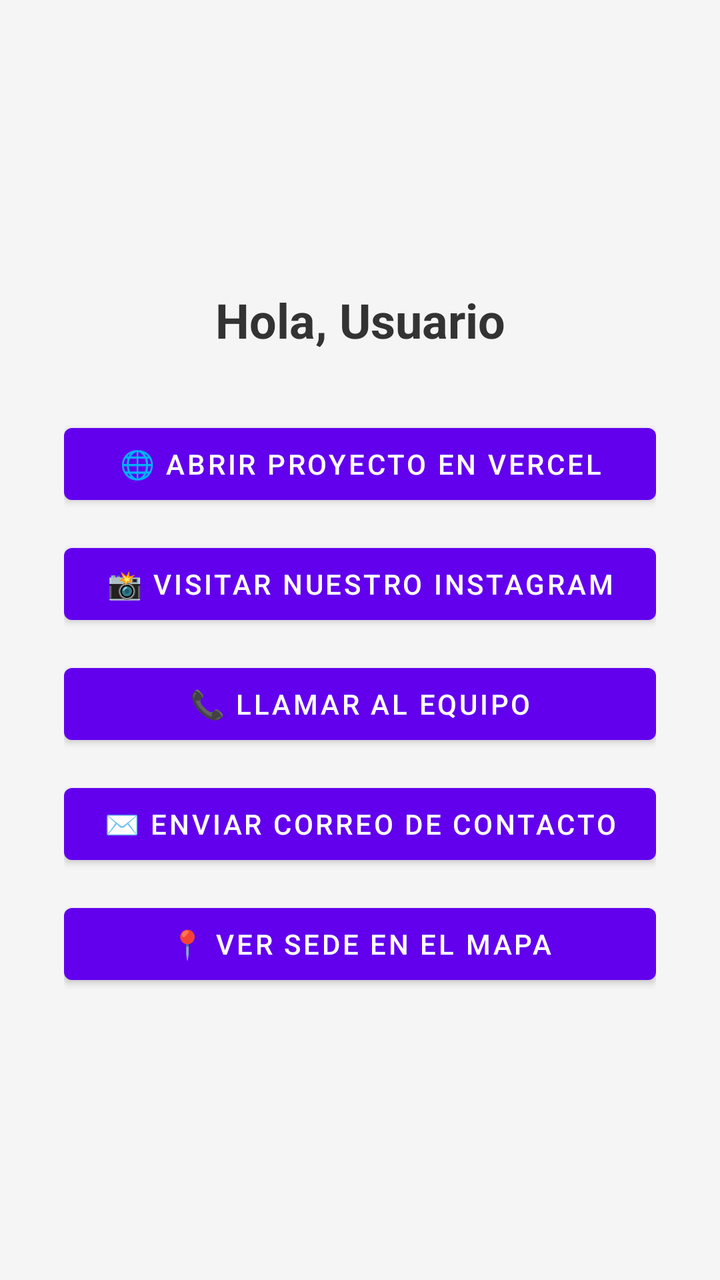
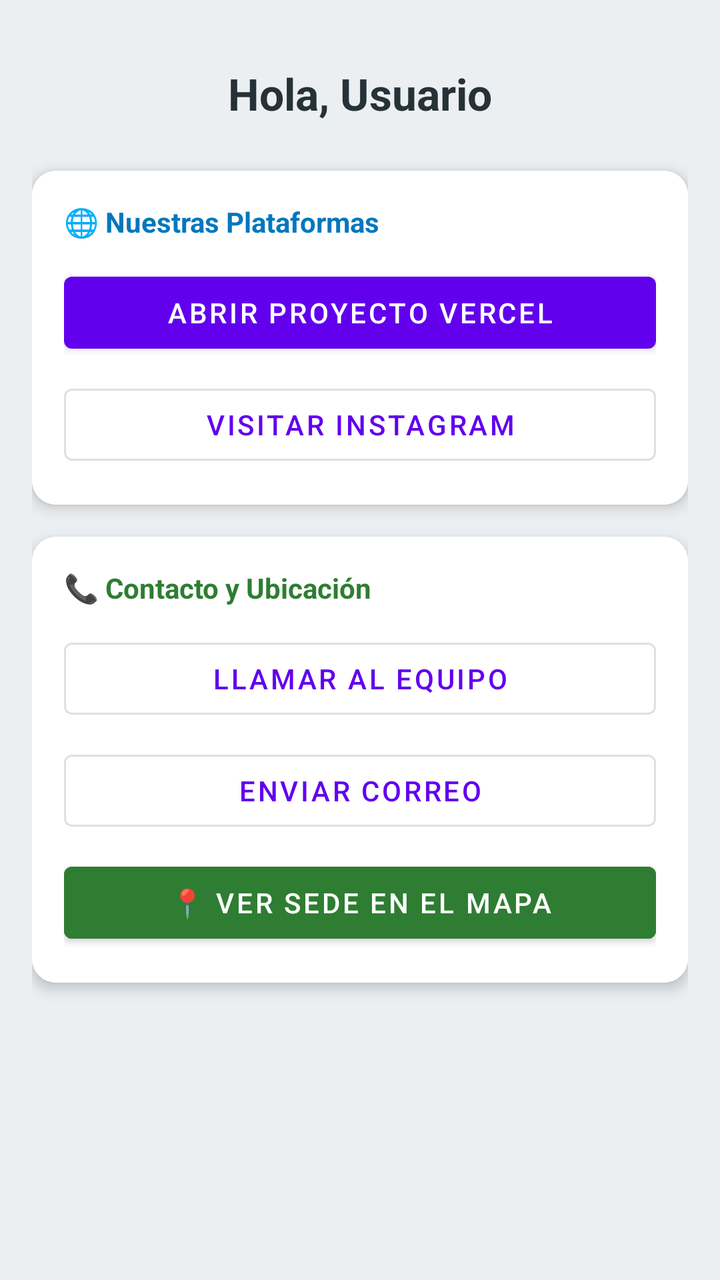

The first picture is an Android layout as it rendered before a commit; the second is the same layout after the commit. The layout source and the unified diff follow.
<!-- AndroidManifest.xml: application theme Theme.SBAO -->
<!-- res/layout/activity_detalle.xml -->
<?xml version="1.0" encoding="utf-8"?>
<LinearLayout xmlns:android="http://schemas.android.com/apk/res/android"
    android:layout_width="match_parent"
    android:layout_height="match_parent"
    android:orientation="vertical"
    android:padding="32dp"
    android:gravity="center"
    android:background="#F5F5F5">

    
    <TextView
        android:id="@+id/tvBienvenida"
        android:layout_width="match_parent"
        android:layout_height="wrap_content"
        android:text="Hola, Usuario"
        android:textSize="24sp"
        android:textStyle="bold"
        android:gravity="center"
        android:layout_marginBottom="32dp"
        android:textColor="#333333"/>

    <Button
        android:id="@+id/btnVercel"
        android:layout_width="match_parent"
        android:layout_height="wrap_content"
        android:text="🌐 Abrir Proyecto en Vercel"
        android:layout_marginBottom="12dp"/>

    <Button
        android:id="@+id/btnInstagram"
        android:layout_width="match_parent"
        android:layout_height="wrap_content"
        android:text="📸 Visitar nuestro Instagram"
        android:layout_marginBottom="12dp"/>

    <Button
        android:id="@+id/btnLlamar"
        android:layout_width="match_parent"
        android:layout_height="wrap_content"
        android:text="📞 Llamar al Equipo"
        android:layout_marginBottom="12dp"/>

    <Button
        android:id="@+id/btnCorreo"
        android:layout_width="match_parent"
        android:layout_height="wrap_content"
        android:text="✉️ Enviar Correo de Contacto"
        android:layout_marginBottom="12dp"/>

    <Button
        android:id="@+id/btnMapa"
        android:layout_width="match_parent"
        android:layout_height="wrap_content"
        android:text="📍 Ver Sede en el Mapa" />

</LinearLayout>
<!-- resources referenced by this layout -->
<resources>
  <style name="Theme.SBAO" parent="Theme.MaterialComponents.DayNight.DarkActionBar">
          
          <item name="colorPrimary">@color/purple_500</item>
          <item name="colorPrimaryVariant">@color/purple_700</item>
          <item name="colorOnPrimary">@color/white</item>
          
          <item name="colorSecondary">@color/teal_200</item>
          <item name="colorSecondaryVariant">@color/teal_700</item>
          <item name="colorOnSecondary">@color/black</item>
          
          <item name="android:statusBarColor">?attr/colorPrimaryVariant</item>
          
      </style>
  <color name="purple_500">#FF6200EE</color>
  <color name="purple_700">#FF3700B3</color>
  <color name="white">#FFFFFFFF</color>
  <color name="teal_200">#FF03DAC5</color>
  <color name="teal_700">#FF018786</color>
  <color name="black">#FF000000</color>
</resources>

<!-- the commit's change to res/layout/activity_detalle.xml (unified diff, before → after) -->
@@ -1,56 +1,116 @@
 <?xml version="1.0" encoding="utf-8"?>
-<LinearLayout xmlns:android="http://schemas.android.com/apk/res/android"
+<ScrollView xmlns:android="http://schemas.android.com/apk/res/android"
+    xmlns:app="http://schemas.android.com/apk/res-auto"
     android:layout_width="match_parent"
     android:layout_height="match_parent"
-    android:orientation="vertical"
-    android:padding="32dp"
-    android:gravity="center"
-    android:background="#F5F5F5">
+    android:background="#ECEFF1">
 
-    
-    <TextView
-        android:id="@+id/tvBienvenida"
+    <LinearLayout
         android:layout_width="match_parent"
         android:layout_height="wrap_content"
-        android:text="Hola, Usuario"
-        android:textSize="24sp"
-        android:textStyle="bold"
-        android:gravity="center"
-        android:layout_marginBottom="32dp"
-        android:textColor="#333333"/>
+        android:orientation="vertical"
+        android:padding="16dp">
 
-    <Button
-        android:id="@+id/btnVercel"
-        android:layout_width="match_parent"
-        android:layout_height="wrap_content"
-        android:text="🌐 Abrir Proyecto en Vercel"
-        android:layout_marginBottom="12dp"/>
+        
+        <TextView
+            android:id="@+id/tvBienvenida"
+            android:layout_width="match_parent"
+            android:layout_height="wrap_content"
+            android:text="Hola, Usuario"
+            android:textSize="22sp"
+            android:textStyle="bold"
+            android:textColor="#263238"
+            android:layout_marginTop="16dp"
+            android:layout_marginBottom="24dp"
+            android:gravity="center"/>
 
-    <Button
-        android:id="@+id/btnInstagram"
-        android:layout_width="match_parent"
-        android:layout_height="wrap_content"
-        android:text="📸 Visitar nuestro Instagram"
-        android:layout_marginBottom="12dp"/>
+        
+        <androidx.cardview.widget.CardView
+            android:layout_width="match_parent"
+            android:layout_height="wrap_content"
+            app:cardCornerRadius="12dp"
+            app:cardElevation="4dp"
+            android:layout_marginBottom="16dp">
 
-    <Button
-        android:id="@+id/btnLlamar"
-        android:layout_width="match_parent"
-        android:layout_height="wrap_content"
-        android:text="📞 Llamar al Equipo"
-        android:layout_marginBottom="12dp"/>
+            <LinearLayout
+                android:layout_width="match_parent"
+                android:layout_height="wrap_content"
+                android:orientation="vertical"
+                android:padding="16dp"
+                android:background="#FFFFFF">
 
-    <Button
-        android:id="@+id/btnCorreo"
-        android:layout_width="match_parent"
-        android:layout_height="wrap_content"
-        android:text="✉️ Enviar Correo de Contacto"
-        android:layout_marginBottom="12dp"/>
+                <TextView
+                    android:layout_width="match_parent"
+                    android:layout_height="wrap_content"
+                    android:text="🌐 Nuestras Plataformas"
+                    android:textStyle="bold"
+                    android:textColor="#0277BD"
+                    android:layout_marginBottom="12dp"/>
 
-    <Button
-        android:id="@+id/btnMapa"
-        android:layout_width="match_parent"
-        android:layout_height="wrap_content"
-        android:text="📍 Ver Sede en el Mapa" />
+                <Button
+                    android:id="@+id/btnVercel"
+                    android:layout_width="match_parent"
+                    android:layout_height="wrap_content"
+                    android:text="Abrir Proyecto Vercel"
+                    android:layout_marginBottom="8dp"/>
 
-</LinearLayout>
+                <Button
+                    android:id="@+id/btnInstagram"
+                    android:layout_width="match_parent"
+                    android:layout_height="wrap_content"
+                    android:text="Visitar Instagram"
+                    style="?attr/materialButtonOutlinedStyle"/>
+            </LinearLayout>
+        </androidx.cardview.widget.CardView>
+
+        
+        <androidx.cardview.widget.CardView
+            android:layout_width="match_parent"
+            android:layout_height="wrap_content"
+            app:cardCornerRadius="12dp"
+            app:cardElevation="4dp"
+            android:layout_marginBottom="24dp">
+
+            <LinearLayout
+                android:layout_width="match_parent"
+                android:layout_height="wrap_content"
+                android:orientation="vertical"
+                android:padding="16dp"
+                android:background="#FFFFFF">
+
+                <TextView
+                    android:layout_width="match_parent"
+                    android:layout_height="wrap_content"
+                    android:text="📞 Contacto y Ubicación"
+                    android:textStyle="bold"
+                    android:textColor="#2E7D32"
+                    android:layout_marginBottom="12dp"/>
+
+                <Button
+                    android:id="@+id/btnLlamar"
+                    android:layout_width="match_parent"
+                    android:layout_height="wrap_content"
+                    android:text="Llamar al Equipo"
+                    android:layout_marginBottom="8dp"
+                    style="?attr/materialButtonOutlinedStyle"/>
+
+                <Button
+                    android:id="@+id/btnCorreo"
+                    android:layout_width="match_parent"
+                    android:layout_height="wrap_content"
+                    android:text="Enviar Correo"
+                    android:layout_marginBottom="8dp"
+                    style="?attr/materialButtonOutlinedStyle"/>
+
+                <Button
+                    android:id="@+id/btnMapa"
+                    android:layout_width="match_parent"
+                    android:layout_height="wrap_content"
+                    android:text="📍 Ver Sede en el Mapa"
+                    android:backgroundTint="#2E7D32"
+                    android:textColor="#FFFFFF"/>
+            </LinearLayout>
+        </androidx.cardview.widget.CardView>
+
+    </LinearLayout>
+</ScrollView>
